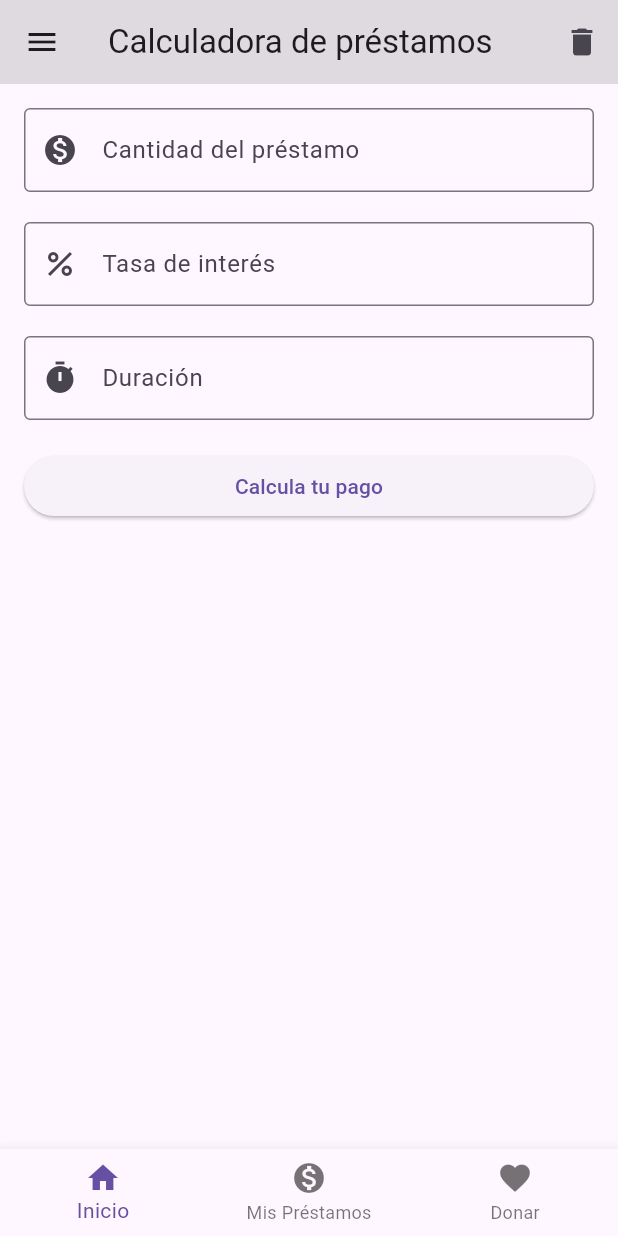
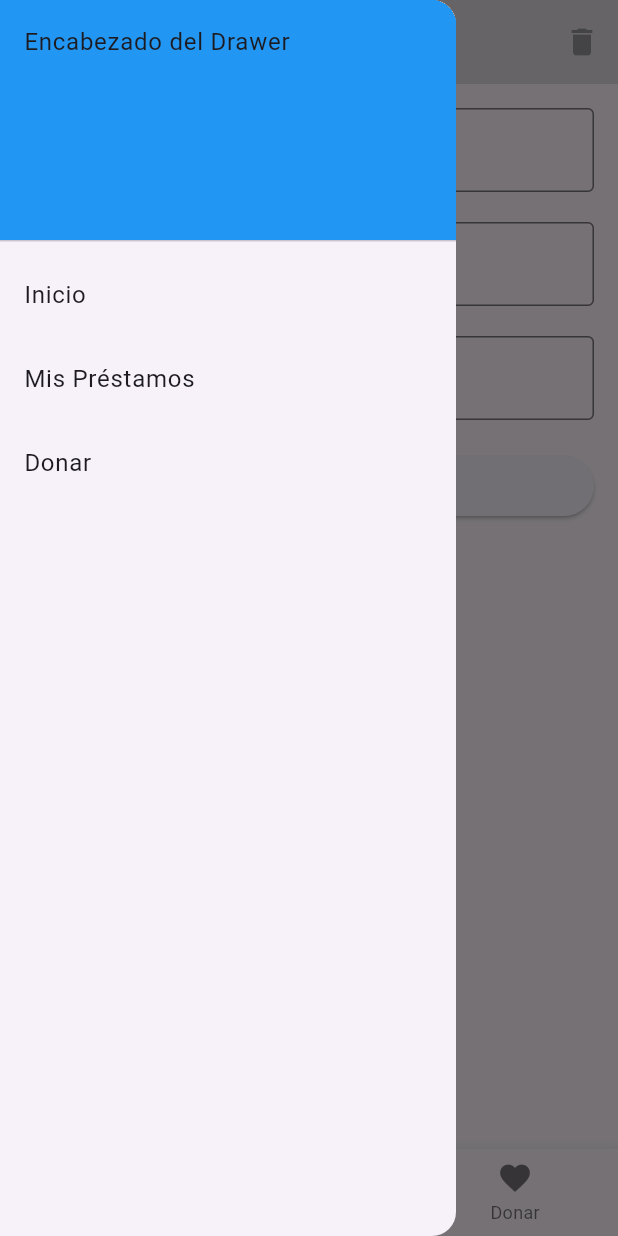
Before and after one commit to noguerajulioces/LoanCalculator, a Flutter app: the screen it shows after launch, with the side drawer open (before the commit the screen has no drawer), on a phone screen of 412 x 824 dp. Run offline on Flutter 3.47's test engine with Material 3 defaults, Android fonts, the phone set to English and light mode, and no system bars.

Commit message:
update home_screen

```diff
--- a/lib/src/app/app_bar.dart
+++ b/lib/src/app/app_bar.dart
@@ -18,21 +18,21 @@ class CustomAppBar extends StatelessWidget implements PreferredSizeWidget {
   Widget build(BuildContext context) {
     return AppBar(
       backgroundColor: Colors.black12,
-      title: const Text('Calculadora de préstamos'),
+      title: Text(title),
       leading: IconButton(
         icon: const Icon(Icons.menu),
-        onPressed: () {
-          // Acción para el botón de menú
-        },
+        onPressed: onMenuPressed ??
+            () => Scaffold.of(context)
+                .openDrawer(), // Esta es la acción correcta para abrir el Drawer.
       ),
-      actions: [
-        IconButton(
-          onPressed: () {
-            // Acción para el botón de borrar
-          },
-          icon: const Icon(Icons.delete),
-        ),
-      ],
+      actions: actions ??
+          [
+            IconButton(
+              onPressed:
+                  onLeadingPressed, // Esta debería ser la acción personalizada que se pasa al AppBar.
+              icon: const Icon(Icons.delete),
+            ),
+          ],
     );
   }
 
--- a/lib/src/screens/donate_screen.dart
+++ b/lib/src/screens/donate_screen.dart
@@ -1,5 +1,4 @@
 import 'package:flutter/material.dart';
-import '../app/app_bar.dart'; // Asegúrate de que la ruta de importación sea correcta
 
 class DonateScreen extends StatelessWidget {
   const DonateScreen({Key? key}) : super(key: key);
@@ -7,9 +6,6 @@ class DonateScreen extends StatelessWidget {
   @override
   Widget build(BuildContext context) {
     return Scaffold(
-      appBar: CustomAppBar(
-        title: 'Mis Préstamos',
-      ),
       body: ListView(
         children: [
           Padding(
--- a/lib/src/screens/home_screen.dart
+++ b/lib/src/screens/home_screen.dart
@@ -7,9 +7,6 @@ class HomeScreen extends StatelessWidget {
   @override
   Widget build(BuildContext context) {
     return Scaffold(
-      appBar: CustomAppBar(
-        title: 'Calculadora de Préstamos',
-      ),
       body: Padding(
         padding: const EdgeInsets.all(16.0),
         child: ListView(
--- a/lib/src/screens/loans_screen.dart
+++ b/lib/src/screens/loans_screen.dart
@@ -1,5 +1,4 @@
 import 'package:flutter/material.dart';
-import '../app/app_bar.dart'; // Asegúrate de que la ruta de importación sea correcta
 
 class LoansScreen extends StatelessWidget {
   const LoansScreen({Key? key}) : super(key: key);
@@ -7,9 +6,6 @@ class LoansScreen extends StatelessWidget {
   @override
   Widget build(BuildContext context) {
     return Scaffold(
-      appBar: CustomAppBar(
-        title: 'Mis Préstamos',
-      ),
       body: ListView(
         children: [
           Card(
--- a/lib/src/screens/main_container_screen.dart
+++ b/lib/src/screens/main_container_screen.dart
@@ -3,6 +3,7 @@ import '../screens/loans_screen.dart'; // Importa las pantallas aquí
 import '../screens/home_screen.dart';
 import '../screens/donate_screen.dart';
 import '../app/bottom_navigation_bar.dart';
+import '../app/app_bar.dart'; // Asegúrate de que la ruta de importación sea correcta
 
 class MainContainerScreen extends StatefulWidget {
   @override
@@ -28,7 +29,54 @@ class _MainContainerScreenState extends State<MainContainerScreen> {
   @override
   Widget build(BuildContext context) {
     return Scaffold(
-      body: _screens[_currentIndex], // Muestra la pantalla seleccionada
+      appBar: CustomAppBar(
+        title: 'Mis Préstamos',
+      ),
+      body: IndexedStack(
+        index: _currentIndex,
+        children: _screens,
+      ), // Muestra la pantalla seleccionada sin perder el estado
+      drawer: Drawer(
+        // Aquí construyes tu Drawer con todos los elementos que necesitas
+        child: ListView(
+          children: [
+            DrawerHeader(
+              child: Text('Encabezado del Drawer'),
+              decoration: BoxDecoration(
+                color: Colors.blue,
+              ),
+            ),
+            ListTile(
+              title: Text('Inicio'),
+              onTap: () {
+                setState(() {
+                  _currentIndex = 0;
+                });
+                Navigator.pop(context); // Cierra el Drawer
+              },
+            ),
+            ListTile(
+              title: Text('Mis Préstamos'),
+              onTap: () {
+                setState(() {
+                  _currentIndex = 1;
+                });
+                Navigator.pop(context); // Cierra el Drawer
+              },
+            ),
+            ListTile(
+              title: Text('Donar'),
+              onTap: () {
+                setState(() {
+                  _currentIndex = 2;
+                });
+                Navigator.pop(context); // Cierra el Drawer
+              },
+            ),
+            // Agrega más ítems según sea necesario
+          ],
+        ),
+      ),
       bottomNavigationBar: CustomBottomNavigationBar(
         currentIndex: _currentIndex,
         onItemSelected: _onItemTapped,
```
